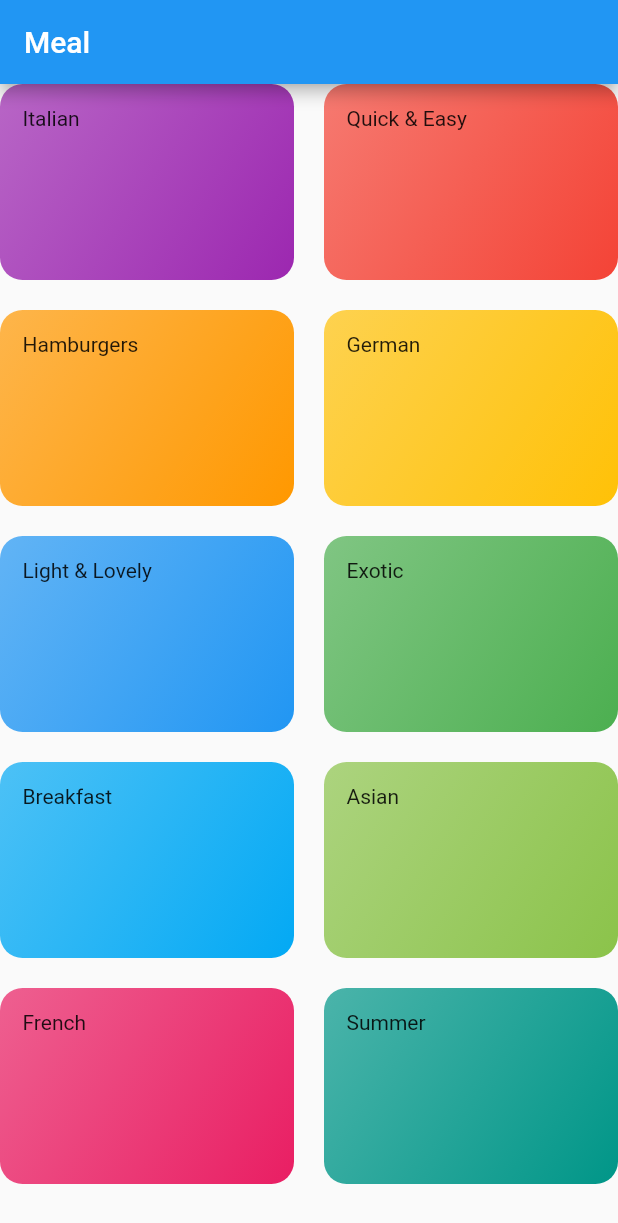
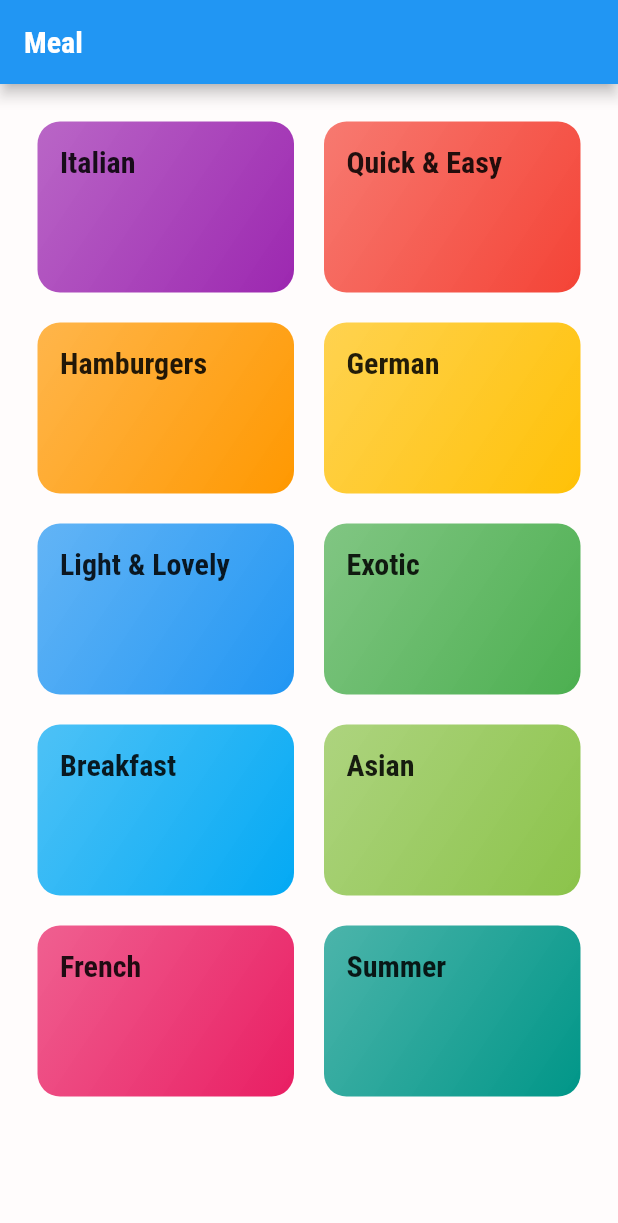
Before and after one commit to JayBee007/2021Q4, a Flutter app: the screen it shows after launch, on a phone screen of 412 x 824 dp. Shown: the top 1223 px of the screen. Run offline on Flutter 3.47's test engine with Material 2 defaults, Android fonts, the phone set to English and light mode, and no system bars.

Commit message:
feat (flutter-meal-app): add custom font and color palette

```diff
--- a/flutter_meal_app/lib/components/category_item.dart
+++ b/flutter_meal_app/lib/components/category_item.dart
@@ -18,7 +18,7 @@ class CategoryItem extends StatelessWidget {
             begin: Alignment.topLeft,
             end: Alignment.bottomRight),
       ),
-      child: Text(title),
+      child: Text(title, style: Theme.of(context).textTheme.headline6),
     );
   }
 }
--- /dev/null
+++ b/flutter_meal_app/lib/config/palette.dart
@@ -0,0 +1,28 @@
+import 'package:flutter/material.dart';
+
+// http://mcg.mbitson.com/
+class Palette {
+  static const MaterialColor palette =
+      MaterialColor(_palettePrimaryValue, <int, Color>{
+    50: Color(0xFFE1EAF2),
+    100: Color(0xFFB4CBDF),
+    200: Color(0xFF83A9C9),
+    300: Color(0xFF5187B3),
+    400: Color(0xFF2B6DA3),
+    500: Color(_palettePrimaryValue),
+    600: Color(0xFF054C8B),
+    700: Color(0xFF044280),
+    800: Color(0xFF033976),
+    900: Color(0xFF022964),
+  });
+  static const int _palettePrimaryValue = 0xFF065393;
+
+  static const MaterialColor paletteAccent =
+      MaterialColor(_paletteAccentValue, <int, Color>{
+    100: Color(0xFF94B6FF),
+    200: Color(_paletteAccentValue),
+    400: Color(0xFF2E71FF),
+    700: Color(0xFF1460FF),
+  });
+  static const int _paletteAccentValue = 0xFF6194FF;
+}
--- a/flutter_meal_app/lib/main.dart
+++ b/flutter_meal_app/lib/main.dart
@@ -1,5 +1,6 @@
 import 'package:flutter/material.dart';
 
+import './config/palette.dart';
 import './screens/categories_screen.dart';
 
 void main() => runApp(const MealApp());
@@ -7,13 +8,28 @@ void main() => runApp(const MealApp());
 class MealApp extends StatelessWidget {
   const MealApp({Key? key}) : super(key: key);
 
-
   @override
   Widget build(BuildContext context) {
     return MaterialApp(
       title: 'Meals',
       theme: ThemeData(
-        primarySwatch: Colors.blue
-      ),home: CategoriesScreen(key: key),);
+        primarySwatch: Palette.palette,
+        colorScheme: ColorScheme.fromSwatch().copyWith(
+          secondary: Palette.paletteAccent, // Your accent color
+        ),
+        canvasColor:  const Color.fromARGB(222, 255, 252, 252),
+        fontFamily: 'Raleway',
+        textTheme: ThemeData.light().textTheme.copyWith(
+          bodyText1: const TextStyle(color: Color.fromRGBO(20, 51, 51, 1)),
+          bodyText2: const TextStyle(color: Color.fromRGBO(20, 51, 51, 1)),
+          headline6: const TextStyle(
+            fontSize: 20,
+            fontFamily: 'RobotoCondensed',
+            fontWeight: FontWeight.bold
+          )
+        )
+      ),
+      home: CategoriesScreen(key: key),
+    );
   }
 }
--- a/flutter_meal_app/lib/screens/categories_screen.dart
+++ b/flutter_meal_app/lib/screens/categories_screen.dart
@@ -11,6 +11,7 @@ class CategoriesScreen extends StatelessWidget {
     return Scaffold(
         appBar: AppBar(title: const Text('Meal')),
         body: GridView(
+          padding: const EdgeInsets.all(25),
           gridDelegate: const SliverGridDelegateWithMaxCrossAxisExtent(
             maxCrossAxisExtent: 200,
             childAspectRatio: 3 / 2,
```
Also changed, not shown: flutter_meal_app/pubspec.yaml (+18 -0 lines), flutter_meal_app/assets/fonts/Raleway-Black.ttf (added), flutter_meal_app/assets/fonts/Raleway-Bold.ttf (added), flutter_meal_app/assets/fonts/Raleway-Regular.ttf (added), flutter_meal_app/assets/fonts/RobotoCondensed-Bold.ttf (added), flutter_meal_app/assets/fonts/RobotoCondensed-Italic.ttf (added), flutter_meal_app/assets/fonts/RobotoCondensed-Light.ttf (added), flutter_meal_app/assets/fonts/RobotoCondensed-Regular.ttf (added), 2 other files. Lines whose indentation alone changed are shown as unchanged.
